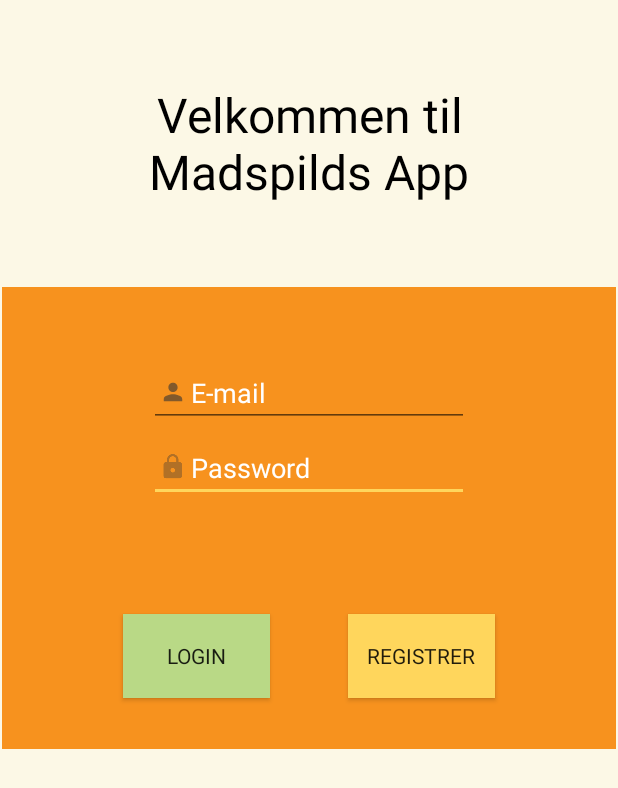
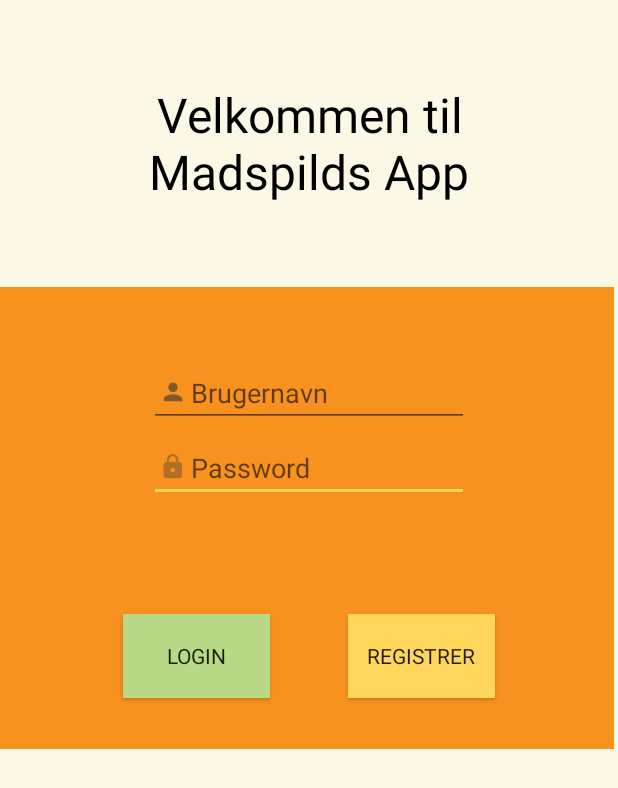
Before and after one commit to Alexcool3/Food_Waste_Prototype, an Android app: the layout activity_login.xml on its own in the app's theme, with its tools: preview values and no code run, on a phone screen of 412 x 824 dp. Shown: the top 788 px of the screen. Run offline under Robolectric (Android 15) with nearby library versions, the light colour scheme and no system bars.

Commit message:
LoginActivity

```diff
--- a/app/src/main/res/layout/activity_login.xml
+++ b/app/src/main/res/layout/activity_login.xml
@@ -11,10 +11,6 @@
         android:id="@+id/orangeFrame"
         android:layout_width="409dp"
         android:layout_height="308dp"
-        android:layout_marginEnd="1dp"
-        android:layout_marginLeft="1dp"
-        android:layout_marginRight="1dp"
-        android:layout_marginStart="1dp"
         android:background="#F7921E"
         app:layout_constraintBottom_toBottomOf="parent"
         app:layout_constraintEnd_toEndOf="parent"
@@ -26,7 +22,7 @@
     </FrameLayout>
 
     <EditText
-        android:id="@+id/editText2"
+        android:id="@+id/etPassword"
         android:layout_width="wrap_content"
         android:layout_height="wrap_content"
         android:layout_marginBottom="200dp"
@@ -35,7 +31,6 @@
         android:fontFamily="@font/ibmplex"
         android:hint="Password"
         android:inputType="textPersonName"
-        android:text="Password"
         android:textColor="#FFFFFF"
         app:layout_constraintBottom_toBottomOf="parent"
         app:layout_constraintEnd_toEndOf="parent"
@@ -43,7 +38,7 @@
         app:layout_constraintTop_toTopOf="parent" />
 
     <EditText
-        android:id="@+id/editText"
+        android:id="@+id/etBrugernavn"
         android:layout_width="wrap_content"
         android:layout_height="wrap_content"
         android:layout_marginBottom="300dp"
@@ -52,7 +47,6 @@
         android:fontFamily="@font/ibmplex"
         android:hint="Brugernavn"
         android:inputType="textPersonName"
-        android:text="E-mail"
         android:textColor="#FFFFFF"
         app:layout_constraintBottom_toBottomOf="parent"
         app:layout_constraintEnd_toEndOf="parent"
```
Also changed, not shown: app/src/main/java/com/example/food_waste_prototype/LoginActivity.java (+39 -4 lines).
